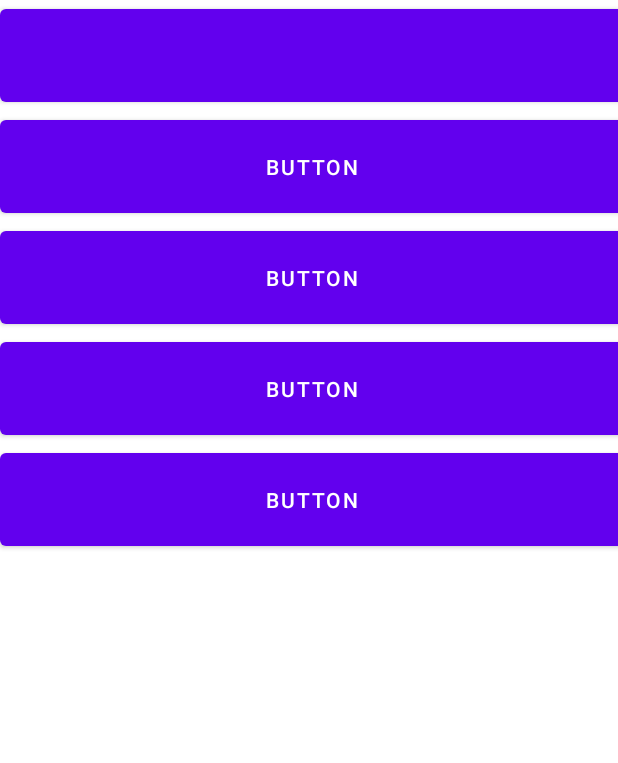
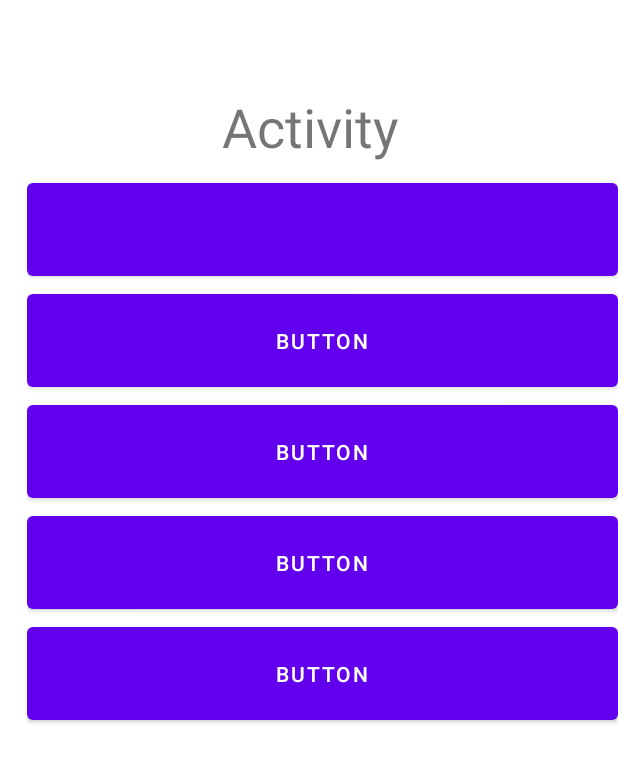
Before and after one commit to ppandya12/IndividualProject2021, an Android app: the layout fragment_notifications.xml on its own in the app's theme, with its tools: preview values and no code run, on a phone screen of 412 x 824 dp. Shown: the top 763 px of the screen. Run offline under Robolectric (Android 15) with nearby library versions, the phone set to English and light mode, and no system bars.

Commit message:
layout and text added

```diff
--- a/MyApplication/app/src/main/res/layout/fragment_notifications.xml
+++ b/MyApplication/app/src/main/res/layout/fragment_notifications.xml
@@ -7,11 +7,15 @@
     tools:context=".ui.notifications.NotificationsFragment">
 
     <LinearLayout
-        android:layout_width="416dp"
-        android:layout_height="645dp"
+        android:layout_width="394dp"
+        android:layout_height="571dp"
+        android:layout_marginStart="16dp"
+        android:layout_marginTop="116dp"
         android:orientation="vertical"
-        tools:layout_editor_absoluteX="-3dp"
-        tools:layout_editor_absoluteY="84dp">
+        app:layout_constraintEnd_toEndOf="parent"
+        app:layout_constraintHorizontal_bias="1.0"
+        app:layout_constraintStart_toStartOf="parent"
+        app:layout_constraintTop_toTopOf="parent">
 
         <Button
             android:id="@+id/button3"
@@ -42,4 +46,16 @@
             android:layout_height="74dp"
             android:text="Button" />
     </LinearLayout>
+
+    <TextView
+        android:id="@+id/textView3"
+        android:layout_width="132dp"
+        android:layout_height="56dp"
+        android:layout_marginTop="60dp"
+        android:text=" Activity"
+        android:textSize="36sp"
+        app:layout_constraintEnd_toEndOf="parent"
+        app:layout_constraintHorizontal_bias="0.498"
+        app:layout_constraintStart_toStartOf="parent"
+        app:layout_constraintTop_toTopOf="parent" />
 </androidx.constraintlayout.widget.ConstraintLayout>
```
Also changed, not shown: MyApplication/app/src/main/res/layout/fragment_dashboard.xml (+14 -0 lines).
